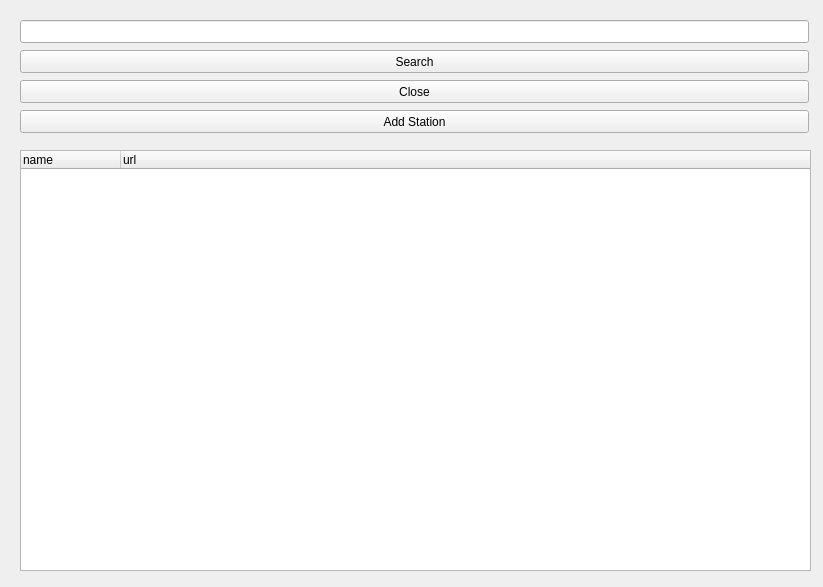
The window that src/ui/searchwindow.ui (jampola/radioqt) describes before a commit, drawn with Qt 5.
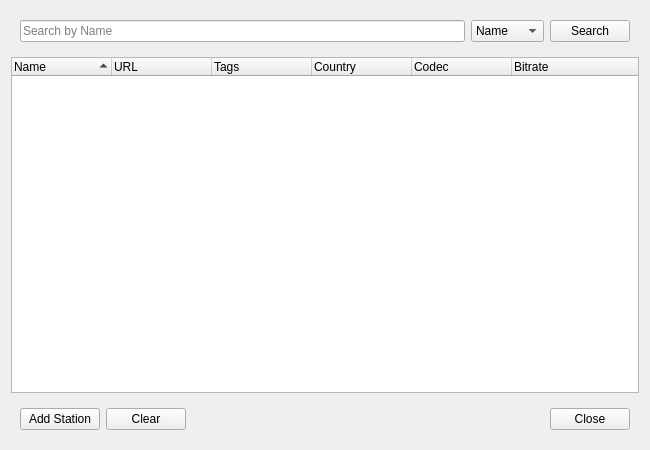
The same window after the commit.

```diff
--- a/src/ui/searchwindow.ui
+++ b/src/ui/searchwindow.ui
@@ -6,82 +6,161 @@
    <rect>
     <x>0</x>
     <y>0</y>
-    <width>823</width>
-    <height>587</height>
+    <width>650</width>
+    <height>450</height>
    </rect>
   </property>
+  <property name="sizePolicy">
+   <sizepolicy hsizetype="MinimumExpanding" vsizetype="MinimumExpanding">
+    <horstretch>0</horstretch>
+    <verstretch>0</verstretch>
+   </sizepolicy>
+  </property>
+  <property name="minimumSize">
+   <size>
+    <width>650</width>
+    <height>450</height>
+   </size>
+  </property>
+  <property name="maximumSize">
+   <size>
+    <width>650</width>
+    <height>450</height>
+   </size>
+  </property>
+  <property name="mouseTracking">
+   <bool>true</bool>
+  </property>
   <property name="windowTitle">
    <string>Form</string>
   </property>
+  <layout class="QVBoxLayout" name="verticalLayout">
+   <item>
+    <widget class="QWidget" name="widget" native="true">
+     <layout class="QHBoxLayout" name="horizontalLayout_2">
+      <item>
   <widget class="QLineEdit" name="txtSearch">
-   <property name="geometry">
-    <rect>
-     <x>20</x>
-     <y>20</y>
-     <width>789</width>
-     <height>23</height>
-    </rect>
-   </property>
-  </widget>
+        <property name="placeholderText">
+         <string>Search by Name</string>
+        </property>
+       </widget>
+      </item>
+      <item>
+       <widget class="QComboBox" name="comboSearchOption">
+        <item>
+         <property name="text">
+          <string>Name</string>
+         </property>
+        </item>
+        <item>
+         <property name="text">
+          <string>Tag</string>
+         </property>
+        </item>
+        <item>
+         <property name="text">
+          <string>Country</string>
+         </property>
+        </item>
+       </widget>
+      </item>
+      <item>
   <widget class="QPushButton" name="btnSearch">
-   <property name="geometry">
-    <rect>
-     <x>20</x>
-     <y>50</y>
-     <width>789</width>
-     <height>23</height>
-    </rect>
-   </property>
    <property name="text">
     <string>Search</string>
    </property>
   </widget>
-  <widget class="QPushButton" name="btnCloseSearch">
-   <property name="geometry">
-    <rect>
-     <x>20</x>
-     <y>80</y>
-     <width>789</width>
-     <height>23</height>
-    </rect>
-   </property>
-   <property name="text">
-    <string>Close</string>
-   </property>
-  </widget>
+      </item>
+     </layout>
+    </widget>
+   </item>
+   <item>
   <widget class="QTreeWidget" name="treeStationSearchResult">
-   <property name="geometry">
-    <rect>
-     <x>20</x>
-     <y>150</y>
-     <width>791</width>
-     <height>421</height>
-    </rect>
-   </property>
+     <property name="sizePolicy">
+      <sizepolicy hsizetype="Expanding" vsizetype="Expanding">
+       <horstretch>100</horstretch>
+       <verstretch>100</verstretch>
+      </sizepolicy>
+     </property>
+     <property name="frameShadow">
+      <enum>QFrame::Plain</enum>
+     </property>
+     <property name="sortingEnabled">
+      <bool>true</bool>
+     </property>
    <column>
     <property name="text">
-     <string>name</string>
+       <string>Name</string>
     </property>
    </column>
    <column>
     <property name="text">
-     <string>url</string>
+       <string>URL</string>
+      </property>
+     </column>
+     <column>
+      <property name="text">
+       <string>Tags</string>
+      </property>
+     </column>
+     <column>
+      <property name="text">
+       <string>Country</string>
+      </property>
+     </column>
+     <column>
+      <property name="text">
+       <string>Codec</string>
+      </property>
+     </column>
+     <column>
+      <property name="text">
+       <string>Bitrate</string>
     </property>
    </column>
   </widget>
+   </item>
+   <item>
+    <widget class="QWidget" name="widget_2" native="true">
+     <layout class="QHBoxLayout" name="horizontalLayout_3">
+      <item>
   <widget class="QPushButton" name="btnAddStation">
-   <property name="geometry">
-    <rect>
-     <x>20</x>
-     <y>110</y>
-     <width>789</width>
-     <height>23</height>
-    </rect>
-   </property>
    <property name="text">
     <string>Add Station</string>
    </property>
   </widget>
+      </item>
+      <item>
+       <widget class="QPushButton" name="btnClearSearch">
+        <property name="text">
+         <string>Clear</string>
+        </property>
+       </widget>
+      </item>
+      <item>
+       <spacer name="horizontalSpacer">
+        <property name="orientation">
+         <enum>Qt::Horizontal</enum>
+        </property>
+        <property name="sizeHint" stdset="0">
+         <size>
+          <width>40</width>
+          <height>20</height>
+         </size>
+        </property>
+       </spacer>
+      </item>
+      <item>
+       <widget class="QPushButton" name="btnCloseSearch">
+        <property name="text">
+         <string>Close</string>
+        </property>
+       </widget>
+      </item>
+     </layout>
+    </widget>
+   </item>
+  </layout>
  </widget>
  <resources/>
  <connections/>
```
Lines whose indentation alone changed are shown as unchanged.
